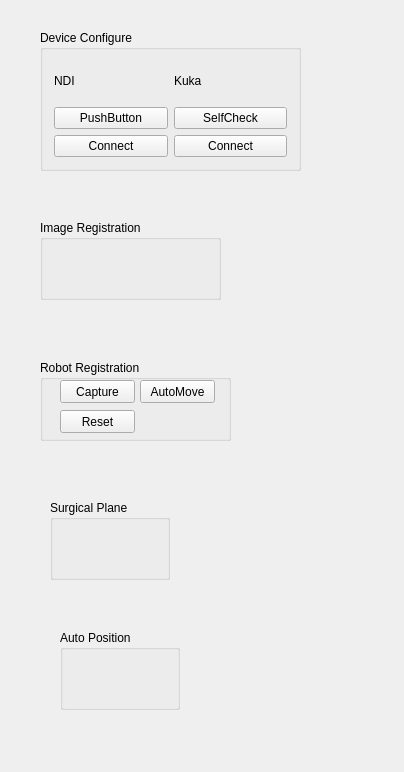
Above: Plugins/org.mitk.lancet.surgicalsimulate/src/internal/SurgicalSimulateControls.ui from lllnico/LancetMITK-Adition before the change. Below: the same form after it.
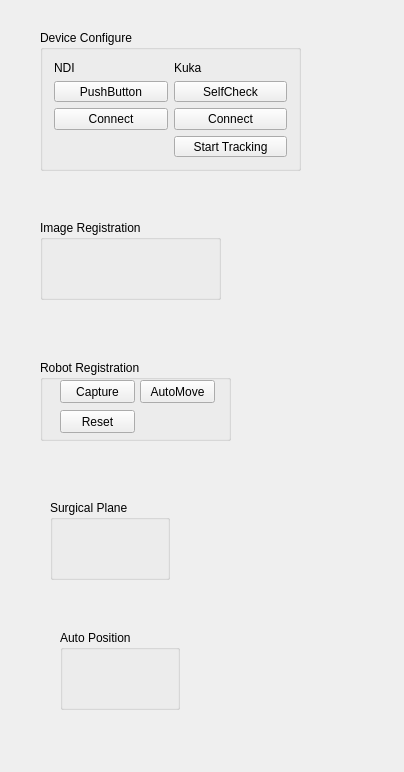
That is the form after the change.

What changed in the file:
```diff
--- a/Plugins/org.mitk.lancet.surgicalsimulate/src/internal/SurgicalSimulateControls.ui
+++ b/Plugins/org.mitk.lancet.surgicalsimulate/src/internal/SurgicalSimulateControls.ui
@@ -32,27 +32,20 @@
     <string>Device Configure</string>
    </property>
    <layout class="QGridLayout" name="gridLayout">
-    <item row="1" column="1">
+    <item row="3" column="1">
+     <widget class="QPushButton" name="pushButton_connectKuka">
+      <property name="text">
+       <string>Connect</string>
+      </property>
+     </widget>
+    </item>
+    <item row="2" column="1">
      <widget class="QPushButton" name="pushButton_selfcheck">
       <property name="text">
        <string>SelfCheck</string>
       </property>
      </widget>
     </item>
-    <item row="0" column="1">
-     <widget class="QLabel" name="label_2">
-      <property name="text">
-       <string>Kuka</string>
-      </property>
-     </widget>
-    </item>
-    <item row="2" column="1">
-     <widget class="QPushButton" name="pushButton_connectKuka">
-      <property name="text">
-       <string>Connect</string>
-      </property>
-     </widget>
-    </item>
     <item row="0" column="0">
      <widget class="QLabel" name="label">
       <property name="text">
@@ -60,17 +53,31 @@
       </property>
      </widget>
     </item>
-    <item row="1" column="0">
+    <item row="3" column="0">
+     <widget class="QPushButton" name="pushButton_connectVega">
+      <property name="text">
+       <string>Connect</string>
+      </property>
+     </widget>
+    </item>
+    <item row="0" column="1">
+     <widget class="QLabel" name="label_2">
+      <property name="text">
+       <string>Kuka</string>
+      </property>
+     </widget>
+    </item>
+    <item row="2" column="0">
      <widget class="QPushButton" name="pushButton">
       <property name="text">
        <string>PushButton</string>
       </property>
      </widget>
     </item>
-    <item row="2" column="0">
-     <widget class="QPushButton" name="pushButton_connectVega">
+    <item row="4" column="1">
+     <widget class="QPushButton" name="pushButton_startTracking">
       <property name="text">
-       <string>Connect</string>
+       <string>Start Tracking</string>
       </property>
      </widget>
     </item>
```
